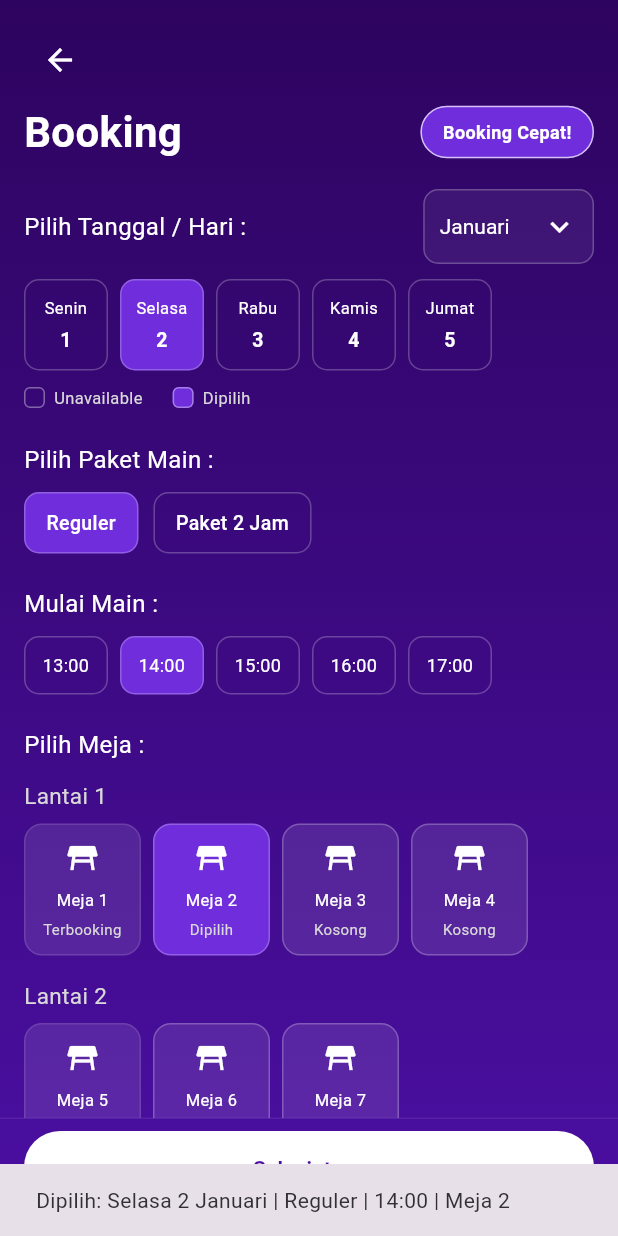
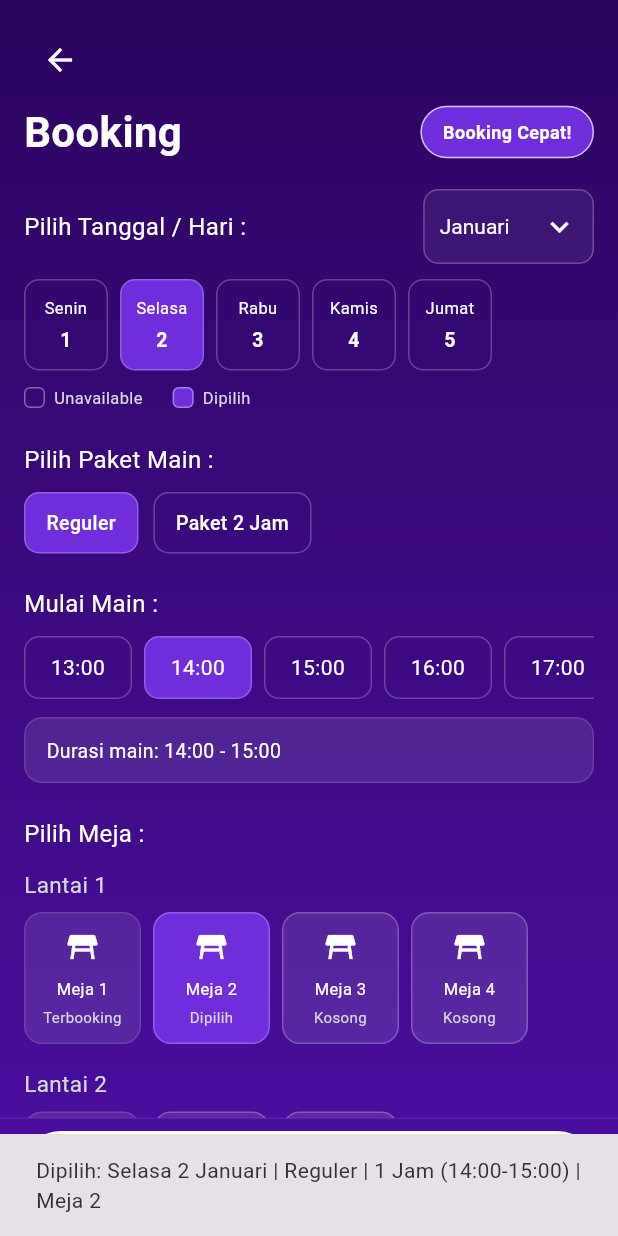
Before and after one commit to arhan321/klik_billiard, a Flutter app: the BookingView screen opened by its route, after a tap on "Selanjutnya", on a phone screen of 412 x 824 dp. Run offline on Flutter 3.47's test engine with Material 3 defaults, Android fonts, the phone set to English and light mode, and no system bars.

Commit message:
conditional add booking, ketika misalkna memilih paket 2 jam maka langsung ada keterangan nya dan mejanya bisa dipilih

```diff
--- a/lib/modules/user/booking_view.dart
+++ b/lib/modules/user/booking_view.dart
@@ -41,7 +41,25 @@ class _BookingViewState extends State<BookingView> {
   ];
 
   final List<String> packageItems = ['Reguler', 'Paket 2 Jam'];
-  final List<String> times = ['13:00', '14:00', '15:00', '16:00', '17:00'];
+
+  final List<String> times = [
+    '13:00',
+    '14:00',
+    '15:00',
+    '16:00',
+    '17:00',
+    '18:00',
+    '19:00',
+    '20:00',
+    '21:00',
+    '22:00',
+    '23:00',
+    '00:00',
+    '01:00',
+    '02:00',
+    '03:00',
+    '04:00',
+  ];
 
   final List<Map<String, dynamic>> floor1Tables = [
     {'title': 'Meja 1', 'status': 'Terbooking', 'available': false},
@@ -55,6 +73,32 @@ class _BookingViewState extends State<BookingView> {
     {'title': 'Meja 6', 'status': 'Kosong', 'available': true},
     {'title': 'Meja 7', 'status': 'Kosong', 'available': true},
   ];
+
+  bool get isTwoHoursPackage => selectedPackageIndex == 1;
+
+  String get selectedStartTime => times[selectedTimeIndex];
+
+  String get selectedEndTime {
+    if (isTwoHoursPackage) {
+      final endIndex = (selectedTimeIndex + 2) % times.length;
+      return times[endIndex];
+    } else {
+      final endIndex = (selectedTimeIndex + 1) % times.length;
+      return times[endIndex];
+    }
+  }
+
+  String get selectedDurationText {
+    if (isTwoHoursPackage) {
+      return '2 Jam ($selectedStartTime-$selectedEndTime)';
+    }
+    return '1 Jam ($selectedStartTime-$selectedEndTime)';
+  }
+
+  bool isTimeDisabled(int index) {
+    if (!isTwoHoursPackage) return false;
+    return index == times.length - 1;
+  }
 
   Widget dateChip(
     String day,
@@ -126,22 +170,30 @@ class _BookingViewState extends State<BookingView> {
   Widget timeChip(
     String text, {
     required bool selected,
-    required VoidCallback onTap,
+    required bool disabled,
+    required VoidCallback? onTap,
   }) {
     return GestureDetector(
-      onTap: onTap,
+      onTap: disabled ? null : onTap,
       child: Container(
-        width: 56,
+        width: 72,
         padding: const EdgeInsets.symmetric(vertical: 10),
         decoration: BoxDecoration(
-          color: selected ? AppColors.secondary : Colors.transparent,
+          color: disabled
+              ? Colors.white10
+              : selected
+              ? AppColors.secondary
+              : Colors.transparent,
           borderRadius: BorderRadius.circular(10),
-          border: Border.all(color: Colors.white24),
+          border: Border.all(color: disabled ? Colors.white12 : Colors.white24),
         ),
         child: Text(
           text,
           textAlign: TextAlign.center,
-          style: const TextStyle(color: AppColors.white, fontSize: 12),
+          style: TextStyle(
+            color: disabled ? Colors.white38 : AppColors.white,
+            fontSize: 14,
+          ),
         ),
       ),
     );
@@ -266,9 +318,36 @@ class _BookingViewState extends State<BookingView> {
     );
   }
 
+  Widget lockedDurationInfo() {
+    return Container(
+      width: double.infinity,
+      margin: const EdgeInsets.only(top: 12),
+      padding: const EdgeInsets.symmetric(horizontal: 14, vertical: 12),
+      decoration: BoxDecoration(
+        color: Colors.white10,
+        borderRadius: BorderRadius.circular(12),
+        border: Border.all(color: Colors.white12),
+      ),
+      child: Text(
+        isTwoHoursPackage
+            ? 'Paket 2 jam dipilih. Waktu otomatis terkunci: $selectedStartTime - $selectedEndTime'
+            : 'Durasi main: $selectedStartTime - $selectedEndTime',
+        style: const TextStyle(
+          color: AppColors.white,
+          fontSize: 13,
+          height: 1.4,
+        ),
+      ),
+    );
+  }
+
   @override
   Widget build(BuildContext context) {
     final allTables = [...floor1Tables, ...floor2Tables];
+
+    if (isTwoHoursPackage && selectedTimeIndex == times.length - 1) {
+      selectedTimeIndex = times.length - 2;
+    }
 
     return Scaffold(
       body: Container(
@@ -372,6 +451,11 @@ class _BookingViewState extends State<BookingView> {
                             onTap: () {
                               setState(() {
                                 selectedPackageIndex = index;
+
+                                if (isTwoHoursPackage &&
+                                    selectedTimeIndex == times.length - 1) {
+                                  selectedTimeIndex = times.length - 2;
+                                }
                               });
                             },
                           );
@@ -383,21 +467,28 @@ class _BookingViewState extends State<BookingView> {
                         style: TextStyle(color: AppColors.white, fontSize: 16),
                       ),
                       const SizedBox(height: 10),
-                      Wrap(
-                        spacing: 8,
-                        runSpacing: 8,
+                      SingleChildScrollView(
+                        scrollDirection: Axis.horizontal,
+                        child: Row(
                           children: List.generate(times.length, (index) {
-                          return timeChip(
+                            final disabled = isTimeDisabled(index);
+                            return Padding(
+                              padding: const EdgeInsets.only(right: 8),
+                              child: timeChip(
                                 times[index],
                                 selected: selectedTimeIndex == index,
+                                disabled: disabled,
                                 onTap: () {
                                   setState(() {
                                     selectedTimeIndex = index;
                                   });
                                 },
+                              ),
                             );
                           }),
                         ),
+                      ),
+                      lockedDurationInfo(),
                       const SizedBox(height: 22),
                       const Text(
                         'Pilih Meja :',
@@ -467,7 +558,6 @@ class _BookingViewState extends State<BookingView> {
                   ),
                 ),
               ),
-
               Container(
                 padding: const EdgeInsets.fromLTRB(16, 8, 16, 20),
                 decoration: BoxDecoration(
@@ -481,14 +571,13 @@ class _BookingViewState extends State<BookingView> {
                   onPressed: () {
                     final selectedDay = dateItems[selectedDateIndex];
                     final selectedPackage = packageItems[selectedPackageIndex];
-                    final selectedTime = times[selectedTimeIndex];
                     final selectedTable =
                         allTables[selectedTableIndex]['title'] as String;
 
                     ScaffoldMessenger.of(context).showSnackBar(
                       SnackBar(
                         content: Text(
-                          'Dipilih: ${selectedDay['day']} ${selectedDay['date']} $selectedMonth | $selectedPackage | $selectedTime | $selectedTable',
+                          'Dipilih: ${selectedDay['day']} ${selectedDay['date']} $selectedMonth | $selectedPackage | $selectedDurationText | $selectedTable',
                         ),
                       ),
                     );
```
Lines whose indentation alone changed are shown as unchanged.
